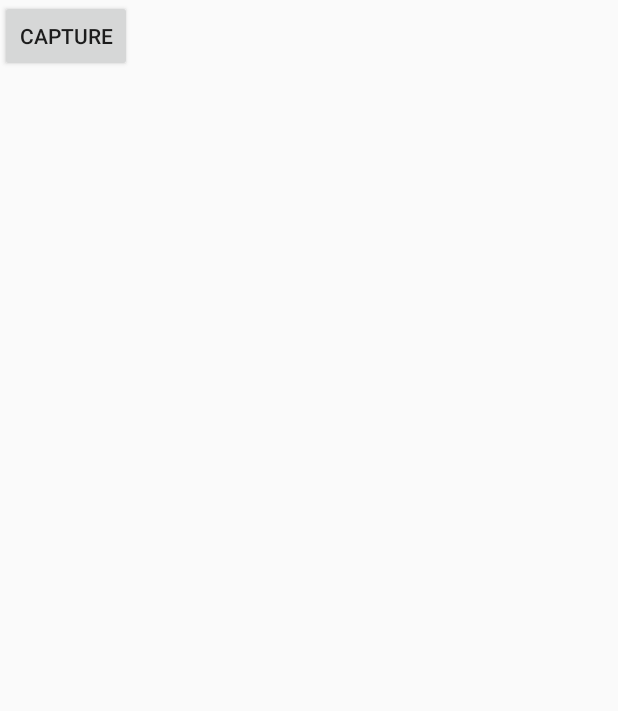
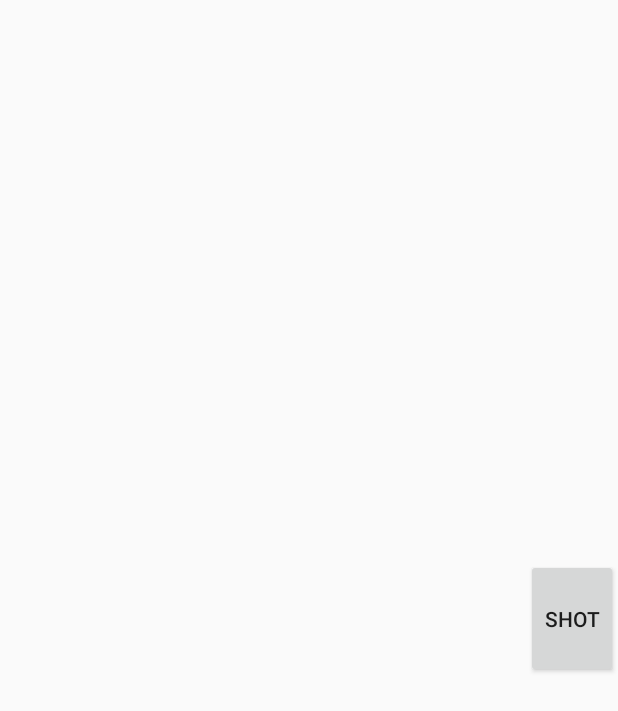
Before and after one commit to phamtanlong/mycam, an Android app: the layout activity_camera.xml on its own in the app's theme, with its tools: preview values and no code run, on a phone screen of 412 x 824 dp. Shown: the top 711 px of the screen. Run offline under Robolectric (Android 15) with nearby library versions, the phone set to English and light mode, and no system bars.

Commit message:
Capture button

```diff
--- a/app/src/main/res/layout/activity_camera.xml
+++ b/app/src/main/res/layout/activity_camera.xml
@@ -1,5 +1,6 @@
 <?xml version="1.0" encoding="utf-8"?>
 <android.support.constraint.ConstraintLayout xmlns:android="http://schemas.android.com/apk/res/android"
+    xmlns:app="http://schemas.android.com/apk/res-auto"
     xmlns:tools="http://schemas.android.com/tools"
     android:id="@+id/layout_camera"
     android:layout_width="match_parent"
@@ -15,9 +16,17 @@
 
     <Button
         android:id="@+id/button_capture"
+        style="@android:style/Widget.Material.Light.Button.Small"
         android:layout_width="wrap_content"
         android:layout_height="wrap_content"
         android:layout_gravity="center"
+        android:elevation="0dp"
         android:onClick="onClickCapture"
-        android:text="Capture" />
+        android:paddingBottom="30dp"
+        android:paddingTop="30dp"
+        android:text="Shot"
+        android:textAlignment="center"
+        app:layout_constraintBottom_toBottomOf="parent"
+        app:layout_constraintRight_toRightOf="parent"
+        app:layout_constraintTop_toTopOf="parent" />
 </android.support.constraint.ConstraintLayout>
```
Also changed, not shown: app/src/main/AndroidManifest.xml (+1 -6 lines), app/src/main/java/ptl/mycam/CameraActivity.java (+12 -5 lines).
